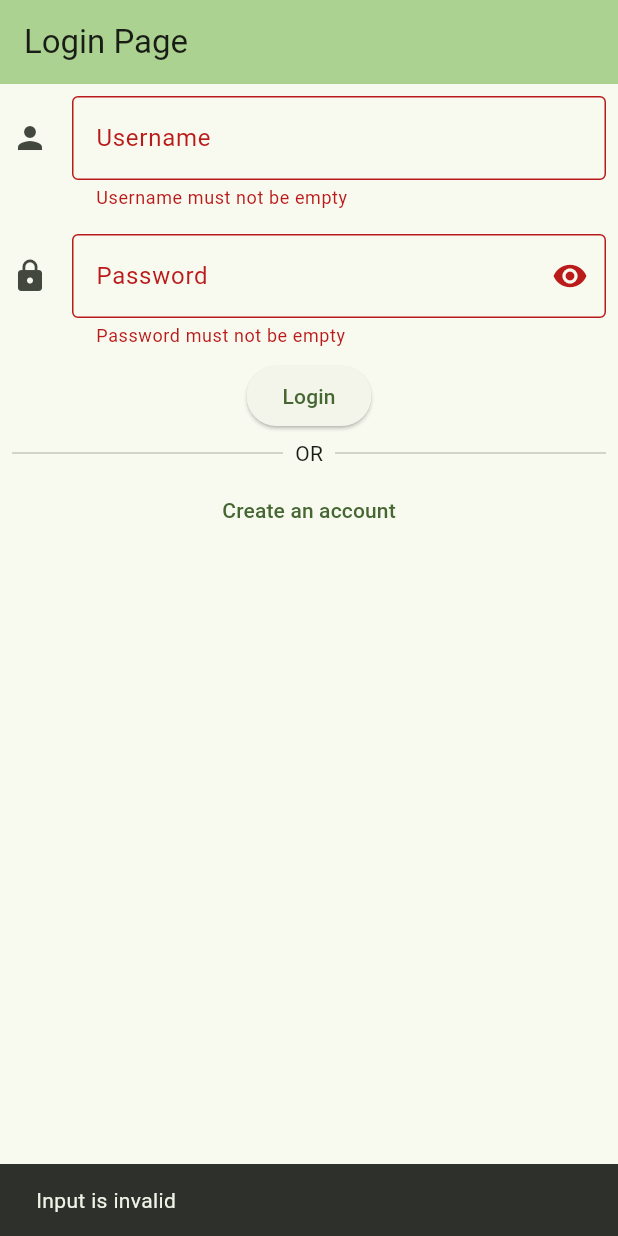
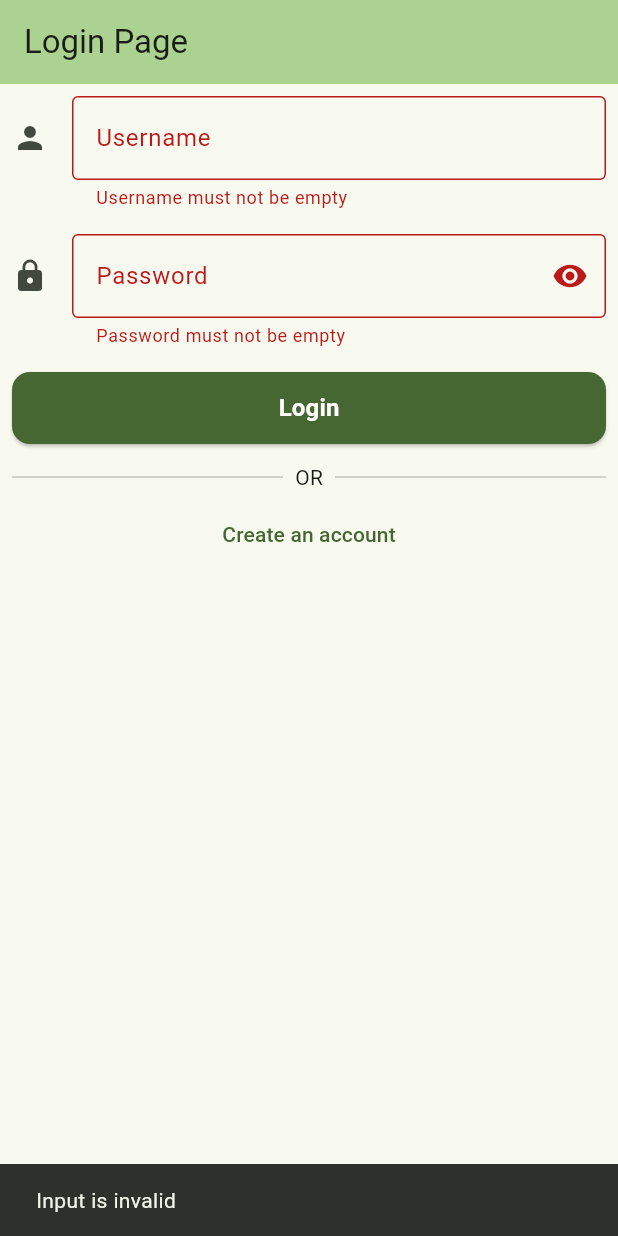
Before and after one commit to SarachChar/happyMeals, a Flutter app: the screen it shows after launch, after a tap on "Login", after a tap on "Create an account", on a phone screen of 412 x 824 dp. Run offline on Flutter 3.47's test engine with Material 3 defaults, Android fonts, the phone set to English and light mode, and no system bars; our stand-ins replace cloud_firestore, firebase_auth, firebase_core; accounts and stored records are empty.

Commit message:
decorate login button

```diff
--- a/happymealApplication/lib/pages/loginPage.dart
+++ b/happymealApplication/lib/pages/loginPage.dart
@@ -14,6 +14,7 @@ class _LoginPageState extends State<LoginPage> {
   final _formKey = GlobalKey<FormState>();
   int _passwordLength = 0;
   bool _showPassword = false;
+  bool _isLoading = false;
   String? _username;
   String? _password;
 
@@ -43,6 +44,10 @@ class _LoginPageState extends State<LoginPage> {
 
     var registerMessage = '';
 
+    setState(() {
+      _isLoading = true;
+    });
+
     try {
       final credential = await FirebaseAuth.instance
           .createUserWithEmailAndPassword(
@@ -57,6 +62,12 @@ class _LoginPageState extends State<LoginPage> {
       loginModel.userId = credential.user!.uid;
     } on FirebaseAuthException catch (e) {
       registerMessage = e.code;
+    } finally {
+      if (mounted) {
+        setState(() {
+          _isLoading = false;
+        });
+      }
     }
 
     if (!mounted) return;
@@ -64,6 +75,55 @@ class _LoginPageState extends State<LoginPage> {
     ScaffoldMessenger.of(context).showSnackBar(
       SnackBar(
         content: Text(registerMessage),
+      ),
+    );
+  }
+
+  Future<void> _login() async {
+    if (!_formKey.currentState!.validate()) {
+      ScaffoldMessenger.of(context).showSnackBar(
+        SnackBar(
+          content: Text('Input is invalid'),
+        ),
+      );
+      return;
+    }
+
+    _formKey.currentState!.save();
+
+    final loginModel = context.read<LoginModel>();
+
+    var loginMessage = '';
+
+    setState(() {
+      _isLoading = true;
+    });
+
+    try {
+      final credential = await FirebaseAuth.instance
+          .signInWithEmailAndPassword(
+            email: _username!,
+            password: _password!,
+          );
+
+      loginMessage = 'Signed in successfully for ${credential.user?.uid}';
+      loginModel.username = _username!;
+      loginModel.userId = credential.user!.uid;
+    } on FirebaseAuthException catch (e) {
+      loginMessage = 'Error ${e.message}';
+    } finally {
+      if (mounted) {
+        setState(() {
+          _isLoading = false;
+        });
+      }
+    }
+
+    if (!mounted) return;
+
+    ScaffoldMessenger.of(context).showSnackBar(
+      SnackBar(
+        content: Text(loginMessage),
       ),
     );
   }
@@ -141,47 +201,31 @@ class _LoginPageState extends State<LoginPage> {
                 },
               ),
             ),
-            ElevatedButton(
-              child: Text('Login'),
-              onPressed: () async {
-                if(!_formKey.currentState!.validate()) {
-                  ScaffoldMessenger.of(context).showSnackBar(
-                    SnackBar(
-                      content: Text('Input is invalid'),
-                    ),
-                  );
-                  return;
-                }
-
-                _formKey.currentState!.save();
-
-                final loginModel = context.read<LoginModel>();
-
-                var loginMessage = '';
-
-                try {
-                  final credential = await FirebaseAuth.instance
-                    .signInWithEmailAndPassword(
-                      email: _username!,
-                      password: _password!,
-                    );
-
-                  loginMessage = 'Signed in successfully for ${credential.user?.uid}';
-                  loginModel.username = _username!;
-                  loginModel.userId = credential.user!.uid;
-
-                } on FirebaseAuthException catch (e) {
-                  loginMessage = 'Error ${e.message}';
-                }
-
-                if (!mounted) return;
-
-                ScaffoldMessenger.of(context).showSnackBar(
-                  SnackBar(
-                    content: Text(loginMessage),
+            Padding(
+              padding: const EdgeInsets.all(8.0),
+              child: ElevatedButton(
+                onPressed: _isLoading ? null : _login,
+                style: ElevatedButton.styleFrom(
+                  minimumSize: const Size.fromHeight(48),
+                  backgroundColor: Theme.of(context).colorScheme.primary,
+                  foregroundColor: Theme.of(context).colorScheme.onPrimary,
+                  shape: RoundedRectangleBorder(
+                    borderRadius: BorderRadius.circular(12),
                   ),
-                );
-              },
+                ),
+                child: _isLoading
+                    ? CircularProgressIndicator(
+                        strokeWidth: 2.5,
+                        color: Theme.of(context).colorScheme.onPrimary,
+                      )
+                    : const Text(
+                        'Login',
+                        style: TextStyle(
+                          fontSize: 16,
+                          fontWeight: FontWeight.w600,
+                        ),
+                      ),
+              ),
             ),
             Padding(
               padding: const EdgeInsets.symmetric(horizontal: 8.0, vertical: 4.0),
@@ -197,7 +241,7 @@ class _LoginPageState extends State<LoginPage> {
               ),
             ),
             TextButton(
-              onPressed: _register,
+              onPressed: _isLoading ? null : _register,
               child: Text('Create an account'),
             ),
           ],
```
